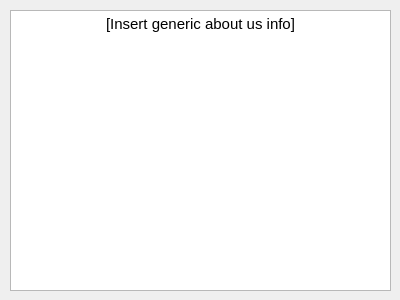
Before: the Qt Designer form src/qt_files/AboutDialog.ui in luckek/FireScapeRx-dev, drawn with Qt 5.
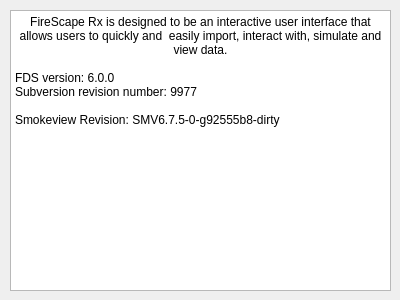
After: the same form once the commit is applied.

Commit message: Added some info to about

Diff of the .ui file:
```diff
--- a/src/qt_files/AboutDialog.ui
+++ b/src/qt_files/AboutDialog.ui
@@ -26,8 +26,13 @@
     <string>&lt;!DOCTYPE HTML PUBLIC &quot;-//W3C//DTD HTML 4.0//EN&quot; &quot;http://www.w3.org/TR/REC-html40/strict.dtd&quot;&gt;
 &lt;html&gt;&lt;head&gt;&lt;meta name=&quot;qrichtext&quot; content=&quot;1&quot; /&gt;&lt;style type=&quot;text/css&quot;&gt;
 p, li { white-space: pre-wrap; }
-&lt;/style&gt;&lt;/head&gt;&lt;body style=&quot; font-family:'Ubuntu'; font-size:11pt; font-weight:400; font-style:normal;&quot;&gt;
-&lt;p align=&quot;center&quot; style=&quot; margin-top:0px; margin-bottom:0px; margin-left:0px; margin-right:0px; -qt-block-indent:0; text-indent:0px;&quot;&gt;[Insert generic about us info]&lt;/p&gt;&lt;/body&gt;&lt;/html&gt;</string>
+&lt;/style&gt;&lt;/head&gt;&lt;body style=&quot; font-family:'Sans Serif'; font-size:9pt; font-weight:400; font-style:normal;&quot;&gt;
+&lt;p align=&quot;center&quot; style=&quot; margin-top:0px; margin-bottom:0px; margin-left:0px; margin-right:0px; -qt-block-indent:0; text-indent:0px;&quot;&gt;FireScape Rx is designed to be an interactive user interface that allows users to quickly and  easily import, interact with, simulate and view data.&lt;/p&gt;
+&lt;p align=&quot;center&quot; style=&quot;-qt-paragraph-type:empty; margin-top:0px; margin-bottom:0px; margin-left:0px; margin-right:0px; -qt-block-indent:0; text-indent:0px;&quot;&gt;&lt;br /&gt;&lt;/p&gt;
+&lt;p style=&quot; margin-top:0px; margin-bottom:0px; margin-left:0px; margin-right:0px; -qt-block-indent:0; text-indent:0px;&quot;&gt;FDS version: 6.0.0&lt;/p&gt;
+&lt;p style=&quot; margin-top:0px; margin-bottom:0px; margin-left:0px; margin-right:0px; -qt-block-indent:0; text-indent:0px;&quot;&gt;Subversion revision number: 9977&lt;/p&gt;
+&lt;p style=&quot;-qt-paragraph-type:empty; margin-top:0px; margin-bottom:0px; margin-left:0px; margin-right:0px; -qt-block-indent:0; text-indent:0px;&quot;&gt;&lt;br /&gt;&lt;/p&gt;
+&lt;p style=&quot; margin-top:0px; margin-bottom:0px; margin-left:0px; margin-right:0px; -qt-block-indent:0; text-indent:0px;&quot;&gt;Smokeview Revision: SMV6.7.5-0-g92555b8-dirty&lt;/p&gt;&lt;/body&gt;&lt;/html&gt;</string>
    </property>
   </widget>
  </widget>
```
